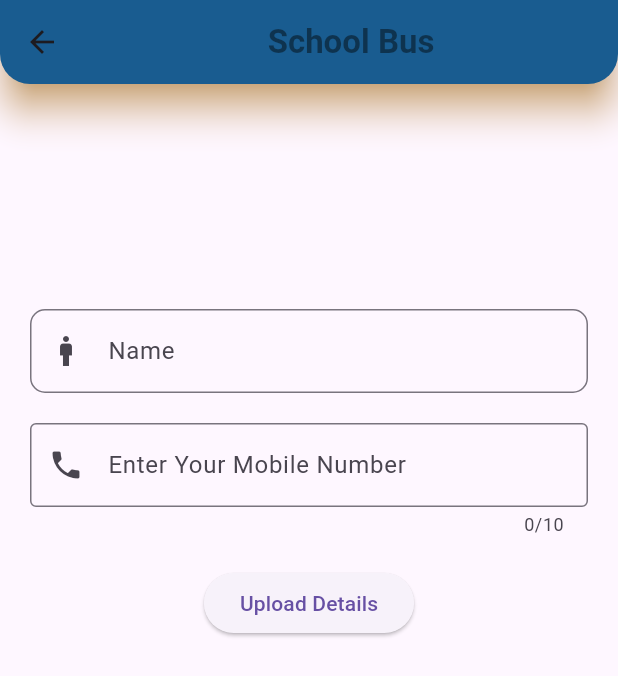
After one commit to developercsr/finding_user_location, a Flutter app: the screen it shows after launch, after a tap on "If You are New User? Please click here", on a phone screen of 412 x 824 dp. The commit adds this screen. Shown: the top 676 px of the screen. Run offline on Flutter 3.47's test engine with Material 3 defaults, Android fonts, the phone set to English and light mode, and no system bars.

Commit message:
Login Page is created

```diff
--- a/bus/lib/main.dart
+++ b/bus/lib/main.dart
@@ -1,6 +1,9 @@
+import 'package:bus/newuserotp.dart';
 import 'package:bus/tester.dart';
 import 'package:flutter/material.dart';
-
+import 'signin.dart';
+import 'otpin.dart';
+import 'applicationStart.dart';
 void main() {
   runApp(Bus());
 }
@@ -26,9 +29,11 @@ class Homepage extends StatelessWidget
     String phone="";
     return Scaffold(
       appBar: AppBar(
-        backgroundColor: Colors.green,
-        shadowColor: Colors.orange,
-        title:const Center(child:Text("School Bus",style: TextStyle(fontWeight:FontWeight.bold,color: Color.fromARGB(115, 251, 0, 255)),)),
+        backgroundColor: Color.fromARGB(255, 35, 50, 158),
+        elevation: 10,
+        shape:const RoundedRectangleBorder(borderRadius :BorderRadius.vertical(bottom:Radius.circular(20),),),
+        shadowColor:const Color.fromARGB(255, 249, 149, 0),
+        title:const Center(child:Text("School Bus",style: TextStyle(fontWeight:FontWeight.bold,color: Color.fromARGB(115, 0, 0, 0)),)),
       ),
       body: Padding(
         padding: const EdgeInsets.only(top:100,left :10,right :10),
@@ -46,10 +51,34 @@ class Homepage extends StatelessWidget
                   prefixIcon:Icon(Icons.phone),
                 ),
               ),
-              TextButton(onPressed:(){
+              const SizedBox(
+                height: 20,
+              ),
+              ElevatedButton(onPressed:(){
                 phone=_value.text;
                 print(checkinput(phone));
-              } , child: const Text("Print Button"))
+                if (isAlreadyRegisterd(phone))
+                {
+                  Navigator.push(
+              context,
+              MaterialPageRoute(builder: (context) => otpin()),
+            );
+                }
+                else {
+                  print(" Your Mobile is not reistered, Register by going back");
+                }
+              } , child: const Text("GET OTP")),
+              const SizedBox(
+                height: 100,
+              ),
+              ElevatedButton(onPressed:(){
+                Navigator.push(
+              context,
+              MaterialPageRoute(builder: (context) => signin()),
+            );
+
+              } ,child:const Text("If You are New User? Please click here"),),
+
             ],
           ),
         ),
--- /dev/null
+++ b/bus/lib/signin.dart
@@ -0,0 +1,72 @@
+import 'package:bus/newuserotp.dart';
+import 'package:bus/tester.dart';
+import 'package:flutter/material.dart';
+class signin extends StatelessWidget
+{
+  @override
+  Widget build(BuildContext context) {
+    TextEditingController _value=TextEditingController();
+    TextEditingController _value1=TextEditingController();
+    String name="";
+    String phone="";
+    return Scaffold(
+      appBar: AppBar(
+        backgroundColor:const Color.fromARGB(255, 13, 94, 141),
+        elevation: 10,
+        shape:const RoundedRectangleBorder(borderRadius :BorderRadius.vertical(bottom:Radius.circular(20),),),
+        shadowColor:const Color.fromARGB(255, 249, 149, 0),
+        title:const Center(child:Text("School Bus",style: TextStyle(fontWeight:FontWeight.bold,color: Color.fromARGB(115, 0, 0, 0)),)),
+      ),
+      body: Padding(
+        padding: const EdgeInsets.only(top:50,left :10,right :10),
+        child:Padding(
+          padding: const EdgeInsets.only(top:100,bottom:10,left:10,right:10),
+          child:Container(
+            child:Column(
+              mainAxisAlignment: MainAxisAlignment.start,
+              children: [TextFormField(
+                  controller: _value,
+                  decoration:const InputDecoration(
+                    border:OutlineInputBorder(borderRadius: BorderRadius.all(Radius.circular(10))) ,
+                    labelText: 'Name',
+                    hintText: 'Enter Your Name',
+                    prefixIcon:Icon(Icons.man),
+                  ),
+                ),
+                const SizedBox(
+                  height: 20,
+                ),
+                TextFormField(
+                controller: _value1,
+                maxLength: 10,
+                decoration:const InputDecoration(
+                  border:OutlineInputBorder() ,
+                  labelText: 'Enter Your Mobile Number',
+                  hintText: '10 Digits Mobile Number',
+                  prefixIcon:Icon(Icons.phone),
+                ),
+              ),
+                const SizedBox(
+                  height: 20,
+                ),
+                ElevatedButton(onPressed:(){
+                  name=_value.text;
+                  phone=_value1.text;
+                  print("Name ${emptyChecker(name)}");
+                  print(checkinput(phone));
+                  if (isNewUser(phone) && (name.isNotEmpty) && phone.length==10){
+                    Navigator.push(
+              context,
+              MaterialPageRoute(builder: (context) => newuserotp()),
+            );
+
+                  }
+                } , child: const Text("Upload Details"))
+              ],
+            ),
+          ),
+        ),
+      ),
+    );
+  }
+}
--- a/bus/lib/tester.dart
+++ b/bus/lib/tester.dart
@@ -1,8 +1,13 @@
-double mobile=0;
+double mobile=6301617144;
+String name="C SUMANTH";
 dynamic checkinput(phone)
 {
   try {
     mobile = double.parse(phone);
+    if (phone.length!=10)
+    {
+      return "Please Enter 10 Digit Number";
+    }
     return mobile;
   }
   catch (e)
@@ -10,3 +15,63 @@ dynamic checkinput(phone)
     return "Please Check Your Input";
   }
 }
+
+double phonenumber()
+{
+  return mobile;
+}
+
+bool checkotp(otp)
+{
+  if(otp=="123456")
+  {
+    print("OTP is Verified");
+    return true;
+  }
+  else
+  {
+    print("OTP is Not Verified");
+    return false;
+  }
+}
+
+bool isAlreadyRegisterd(phone)
+{
+  if (phone =="6301617144")
+  {
+    return true;
+  }
+  else {
+    return false;
+  }
+}
+
+String emptyChecker(variable)
+{
+  if (variable.isEmpty){
+    name=variable;
+    return "is Empty";
+  }
+  else {
+
+    return "The input is Assigned";
+  }
+}
+
+bool isNewUser(phone)
+{
+  if(phone=="6301617144")//Testing Purpose i taken it
+  {
+    print("You are already Regesterd");
+    name = "Sumanth C";
+    return true;
+  }
+  else{
+    return true;
+  }
+}
+
+String myname()
+{
+  return name;
+}
```
Also changed, not shown: bus/lib/applicationStart.dart (added, +15 -0 lines), bus/lib/newuserotp.dart (added, +75 -0 lines), bus/lib/otpin.dart (added, +64 -0 lines).
